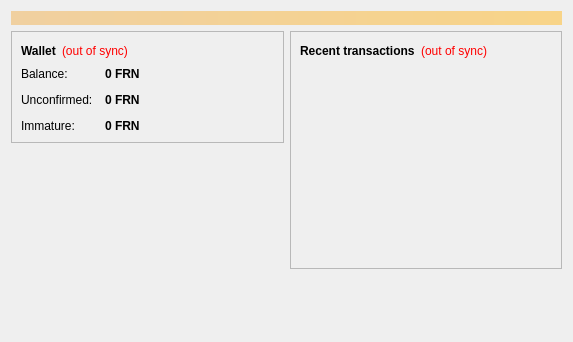
This is src/qt/forms/overviewpage.ui in FRN-Crypto/FRN as Qt 5 draws it before an edit. The edited form follows.
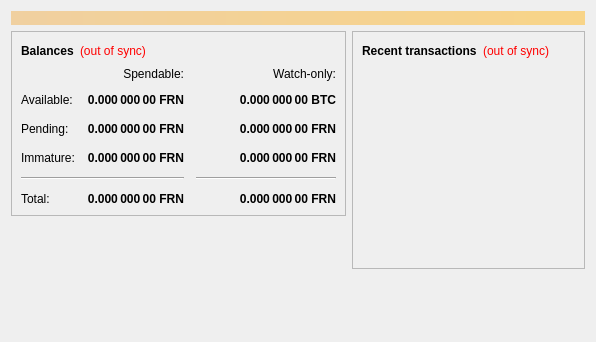
This is the edited form. Icons and pictures are not drawn.

What changed in the file:
```diff
--- a/src/qt/forms/overviewpage.ui
+++ b/src/qt/forms/overviewpage.ui
@@ -6,7 +6,7 @@
    <rect>
     <x>0</x>
     <y>0</y>
-    <width>573</width>
+    <width>596</width>
     <height>342</height>
    </rect>
   </property>
@@ -54,7 +54,7 @@
                </font>
               </property>
               <property name="text">
-               <string>Wallet</string>
+               <string>Balances</string>
               </property>
              </widget>
             </item>
@@ -75,6 +75,159 @@
              </widget>
             </item>
             <item>
+             <spacer name="horizontalSpacer_3">
+              <property name="orientation">
+               <enum>Qt::Horizontal</enum>
+              </property>
+              <property name="sizeHint" stdset="0">
+               <size>
+                <width>40</width>
+                <height>20</height>
+               </size>
+              </property>
+             </spacer>
+            </item>
+           </layout>
+          </item>
+          <item>
+           <layout class="QGridLayout" name="gridLayout">
+            <property name="spacing">
+             <number>12</number>
+            </property>
+            <item row="2" column="2">
+             <widget class="QLabel" name="labelWatchPending">
+              <property name="font">
+               <font>
+                <weight>75</weight>
+                <bold>true</bold>
+               </font>
+              </property>
+              <property name="cursor">
+               <cursorShape>IBeamCursor</cursorShape>
+              </property>
+              <property name="toolTip">
+               <string>Unconfirmed transactions to watch-only addresses</string>
+              </property>
+              <property name="text">
+               <string notr="true">0.000 000 00 FRN</string>
+              </property>
+              <property name="alignment">
+               <set>Qt::AlignRight|Qt::AlignTrailing|Qt::AlignVCenter</set>
+              </property>
+              <property name="textInteractionFlags">
+               <set>Qt::LinksAccessibleByMouse|Qt::TextSelectableByKeyboard|Qt::TextSelectableByMouse</set>
+              </property>
+             </widget>
+            </item>
+            <item row="2" column="1">
+             <widget class="QLabel" name="labelUnconfirmed">
+              <property name="font">
+               <font>
+                <weight>75</weight>
+                <bold>true</bold>
+               </font>
+              </property>
+              <property name="cursor">
+               <cursorShape>IBeamCursor</cursorShape>
+              </property>
+              <property name="toolTip">
+               <string>Total of transactions that have yet to be confirmed, and do not yet count toward the spendable balance</string>
+              </property>
+              <property name="text">
+               <string notr="true">0.000 000 00 FRN</string>
+              </property>
+              <property name="alignment">
+               <set>Qt::AlignRight|Qt::AlignTrailing|Qt::AlignVCenter</set>
+              </property>
+              <property name="textInteractionFlags">
+               <set>Qt::LinksAccessibleByMouse|Qt::TextSelectableByKeyboard|Qt::TextSelectableByMouse</set>
+              </property>
+             </widget>
+            </item>
+            <item row="3" column="2">
+             <widget class="QLabel" name="labelWatchImmature">
+              <property name="font">
+               <font>
+                <weight>75</weight>
+                <bold>true</bold>
+               </font>
+              </property>
+              <property name="cursor">
+               <cursorShape>IBeamCursor</cursorShape>
+              </property>
+              <property name="toolTip">
+               <string>Mined balance in watch-only addresses that has not yet matured</string>
+              </property>
+              <property name="text">
+               <string notr="true">0.000 000 00 FRN</string>
+              </property>
+              <property name="alignment">
+               <set>Qt::AlignRight|Qt::AlignTrailing|Qt::AlignVCenter</set>
+              </property>
+              <property name="textInteractionFlags">
+               <set>Qt::LinksAccessibleByMouse|Qt::TextSelectableByKeyboard|Qt::TextSelectableByMouse</set>
+              </property>
+             </widget>
+            </item>
+            <item row="4" column="0" colspan="2">
+             <widget class="Line" name="line">
+              <property name="orientation">
+               <enum>Qt::Horizontal</enum>
+              </property>
+             </widget>
+            </item>
+            <item row="4" column="2">
+             <widget class="Line" name="lineWatchBalance">
+              <property name="sizePolicy">
+               <sizepolicy hsizetype="Preferred" vsizetype="Fixed">
+                <horstretch>0</horstretch>
+                <verstretch>0</verstretch>
+               </sizepolicy>
+              </property>
+              <property name="minimumSize">
+               <size>
+                <width>140</width>
+                <height>0</height>
+               </size>
+              </property>
+              <property name="orientation">
+               <enum>Qt::Horizontal</enum>
+              </property>
+             </widget>
+            </item>
+            <item row="5" column="0">
+             <widget class="QLabel" name="labelTotalText">
+              <property name="text">
+               <string>Total:</string>
+              </property>
+             </widget>
+            </item>
+            <item row="3" column="1">
+             <widget class="QLabel" name="labelImmature">
+              <property name="font">
+               <font>
+                <weight>75</weight>
+                <bold>true</bold>
+               </font>
+              </property>
+              <property name="cursor">
+               <cursorShape>IBeamCursor</cursorShape>
+              </property>
+              <property name="toolTip">
+               <string>Mined balance that has not yet matured</string>
+              </property>
+              <property name="text">
+               <string notr="true">0.000 000 00 FRN</string>
+              </property>
+              <property name="alignment">
+               <set>Qt::AlignRight|Qt::AlignTrailing|Qt::AlignVCenter</set>
+              </property>
+              <property name="textInteractionFlags">
+               <set>Qt::LinksAccessibleByMouse|Qt::TextSelectableByKeyboard|Qt::TextSelectableByMouse</set>
+              </property>
+             </widget>
+            </item>
+            <item row="2" column="3">
              <spacer name="horizontalSpacer_2">
               <property name="orientation">
                <enum>Qt::Horizontal</enum>
@@ -87,28 +240,15 @@
               </property>
              </spacer>
             </item>
-           </layout>
-          </item>
-          <item>
-           <layout class="QFormLayout" name="formLayout_2">
-            <property name="fieldGrowthPolicy">
-             <enum>QFormLayout::AllNonFixedFieldsGrow</enum>
-            </property>
-            <property name="horizontalSpacing">
-             <number>12</number>
-            </property>
-            <property name="verticalSpacing">
-             <number>12</number>
-            </property>
-            <item row="0" column="0">
-             <widget class="QLabel" name="label">
+            <item row="3" column="0">
+             <widget class="QLabel" name="labelImmatureText">
               <property name="text">
-               <string>Balance:</string>
+               <string>Immature:</string>
               </property>
              </widget>
             </item>
-            <item row="0" column="1">
-             <widget class="QLabel" name="labelBalance">
+            <item row="5" column="1">
+             <widget class="QLabel" name="labelTotal">
               <property name="font">
                <font>
                 <weight>75</weight>
@@ -122,22 +262,60 @@
                <string>Your current balance</string>
               </property>
               <property name="text">
-               <string notr="true">0 FRN</string>
+               <string notr="true">0.000 000 00 FRN</string>
               </property>
+              <property name="alignment">
+               <set>Qt::AlignRight|Qt::AlignTrailing|Qt::AlignVCenter</set>
+              </property>
               <property name="textInteractionFlags">
                <set>Qt::LinksAccessibleByMouse|Qt::TextSelectableByKeyboard|Qt::TextSelectableByMouse</set>
               </property>
              </widget>
             </item>
+            <item row="5" column="2">
+             <widget class="QLabel" name="labelWatchTotal">
+              <property name="font">
+               <font>
+                <weight>75</weight>
+                <bold>true</bold>
+               </font>
+              </property>
+              <property name="cursor">
+               <cursorShape>IBeamCursor</cursorShape>
+              </property>
+              <property name="toolTip">
+               <string>Current total balance in watch-only addresses</string>
+              </property>
+              <property name="text">
+               <string notr="true">0.000 000 00 FRN</string>
+              </property>
+              <property name="alignment">
+               <set>Qt::AlignRight|Qt::AlignTrailing|Qt::AlignVCenter</set>
+              </property>
+              <property name="textInteractionFlags">
+               <set>Qt::LinksAccessibleByMouse|Qt::TextSelectableByKeyboard|Qt::TextSelectableByMouse</set>
+              </property>
+             </widget>
+            </item>
+            <item row="0" column="2">
+             <widget class="QLabel" name="labelWatchonly">
+              <property name="text">
+               <string>Watch-only:</string>
+              </property>
+              <property name="alignment">
+               <set>Qt::AlignRight|Qt::AlignTrailing|Qt::AlignVCenter</set>
+              </property>
+             </widget>
+            </item>
             <item row="1" column="0">
-             <widget class="QLabel" name="label_3">
+             <widget class="QLabel" name="labelBalanceText">
               <property name="text">
-               <string>Unconfirmed:</string>
+               <string>Available:</string>
               </property>
              </widget>
             </item>
             <item row="1" column="1">
-             <widget class="QLabel" name="labelUnconfirmed">
+             <widget class="QLabel" name="labelBalance">
               <property name="font">
                <font>
                 <weight>75</weight>
@@ -151,7 +329,35 @@
                <string>Total of transactions that have yet to be confirmed, and do not yet count toward the current balance</string>
               </property>
               <property name="text">
-               <string notr="true">0 FRN</string>
+               <string notr="true">0.000 000 00 FRN</string>
+              </property>
+              <property name="alignment">
+               <set>Qt::AlignRight|Qt::AlignTrailing|Qt::AlignVCenter</set>
+              </property>
+              <property name="textInteractionFlags">
+               <set>Qt::LinksAccessibleByMouse|Qt::TextSelectableByKeyboard|Qt::TextSelectableByMouse</set>
+              </property>
+             </widget>
+            </item>
+            <item row="1" column="2">
+             <widget class="QLabel" name="labelWatchAvailable">
+              <property name="font">
+               <font>
+                <weight>75</weight>
+                <bold>true</bold>
+               </font>
+              </property>
+              <property name="cursor">
+               <cursorShape>IBeamCursor</cursorShape>
+              </property>
+              <property name="toolTip">
+               <string>Your current balance in watch-only addresses</string>
+              </property>
+              <property name="text">
+               <string notr="true">0.000 000 00 BTC</string>
+              </property>
+              <property name="alignment">
+               <set>Qt::AlignRight|Qt::AlignTrailing|Qt::AlignVCenter</set>
               </property>
               <property name="textInteractionFlags">
                <set>Qt::LinksAccessibleByMouse|Qt::TextSelectableByKeyboard|Qt::TextSelectableByMouse</set>
@@ -159,28 +365,19 @@
              </widget>
             </item>
             <item row="2" column="0">
-             <widget class="QLabel" name="labelImmatureText">
+             <widget class="QLabel" name="labelPendingText">
               <property name="text">
-               <string>Immature:</string>
+               <string>Pending:</string>
               </property>
              </widget>
             </item>
-            <item row="2" column="1">
-             <widget class="QLabel" name="labelImmature">
-              <property name="font">
-               <font>
-                <weight>75</weight>
-                <bold>true</bold>
-               </font>
-              </property>
-              <property name="toolTip">
-               <string>Mined balance that has not yet matured</string>
-              </property>
+            <item row="0" column="1">
+             <widget class="QLabel" name="labelSpendable">
               <property name="text">
-               <string notr="true">0 FRN</string>
+               <string>Spendable:</string>
               </property>
-              <property name="textInteractionFlags">
-               <set>Qt::LinksAccessibleByMouse|Qt::TextSelectableByKeyboard|Qt::TextSelectableByMouse</set>
+              <property name="alignment">
+               <set>Qt::AlignRight|Qt::AlignTrailing|Qt::AlignVCenter</set>
               </property>
              </widget>
             </item>
@@ -245,8 +442,14 @@
            <layout class="QHBoxLayout" name="horizontalLayout_2">
             <item>
              <widget class="QLabel" name="label_4">
+              <property name="font">
+               <font>
+                <weight>75</weight>
+                <bold>true</bold>
+               </font>
+              </property>
               <property name="text">
-               <string>&lt;b&gt;Recent transactions&lt;/b&gt;</string>
+               <string>Recent transactions</string>
               </property>
              </widget>
             </item>
```
Left out of the diff: 19 changed lines with no effect on the pictures.
